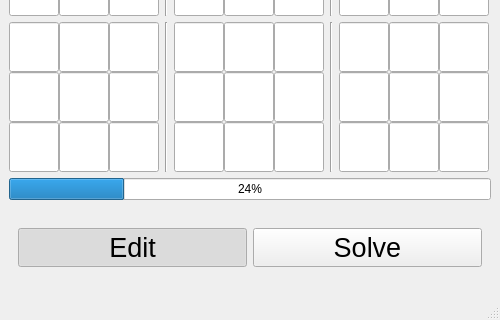
Above: QT_Designes/soduku_window.ui from EspenEnes/SudokuSolver before the change; both pictures show x 0 to 500 and y 299 to 619 of the 500 by 619 pixel window. Below: the same form after it.
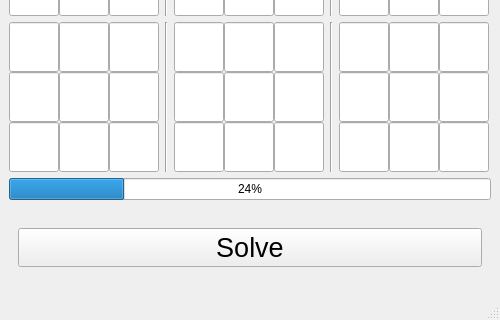
That is the form after the change.

Commit message: Removed Edit button

The edit to the form file:
```diff
--- a/QT_Designes/soduku_window.ui
+++ b/QT_Designes/soduku_window.ui
@@ -3264,27 +3264,6 @@
        <enum>Qt::LeftToRight</enum>
       </property>
       <layout class="QHBoxLayout" name="horizontalLayout_4">
-       <item>
-        <widget class="QPushButton" name="pushButton">
-         <property name="font">
-          <font>
-           <pointsize>20</pointsize>
-          </font>
-         </property>
-         <property name="layoutDirection">
-          <enum>Qt::LeftToRight</enum>
-         </property>
-         <property name="text">
-          <string>Edit</string>
-         </property>
-         <property name="checkable">
-          <bool>true</bool>
-         </property>
-         <property name="checked">
-          <bool>true</bool>
-         </property>
-        </widget>
-       </item>
        <item>
         <widget class="QPushButton" name="pushButton_2">
          <property name="font">
```
Left out of the diff: 1 changed line with no effect on the pictures. The commit also changes 2 other files.
